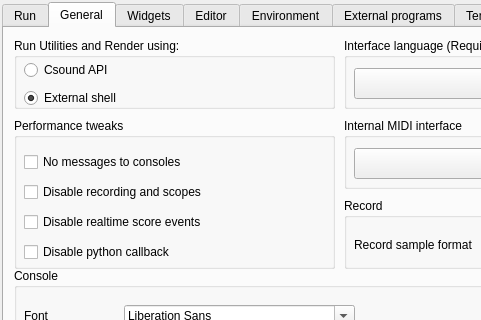
First picture: the form in src/configdialog.ui, repository CsoundQt/CsoundQt, before the edit; both pictures show x 0 to 481 and y 0 to 320 of the 682 by 589 pixel window.
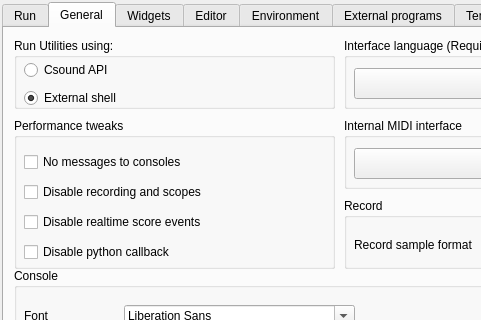
Second picture: the form after the edit. The open tabs and pages were chosen to show the change.

Commit message: Corrected text for "Run utilities using: API/external"

The edit to the form file:
```diff
--- a/src/configdialog.ui
+++ b/src/configdialog.ui
@@ -457,7 +457,7 @@
         </rect>
        </property>
        <property name="title">
-        <string>Run Utilities and Render using:</string>
+        <string>Run Utilities using:</string>
        </property>
        <widget class="QWidget" name="layoutWidget_6">
         <property name="geometry">
```
Left out of the diff: 2 changed lines with no effect on the pictures. The commit also changes 1 other file.
